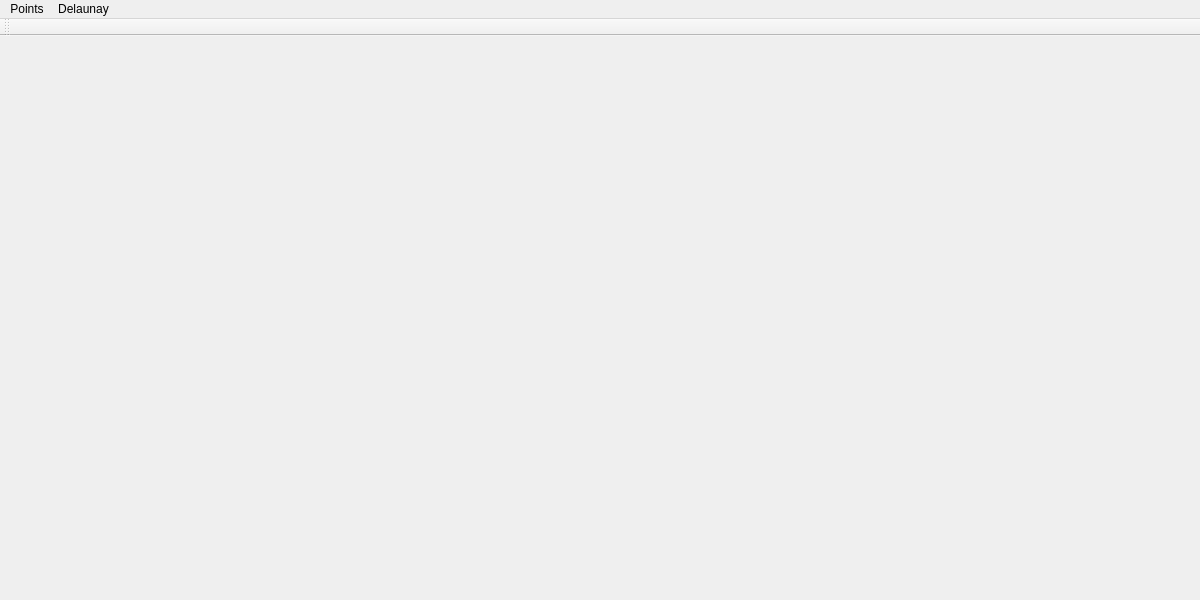
Before: the Qt Designer form mainwindow.ui in qiaone/delaunay, drawn with Qt 5.
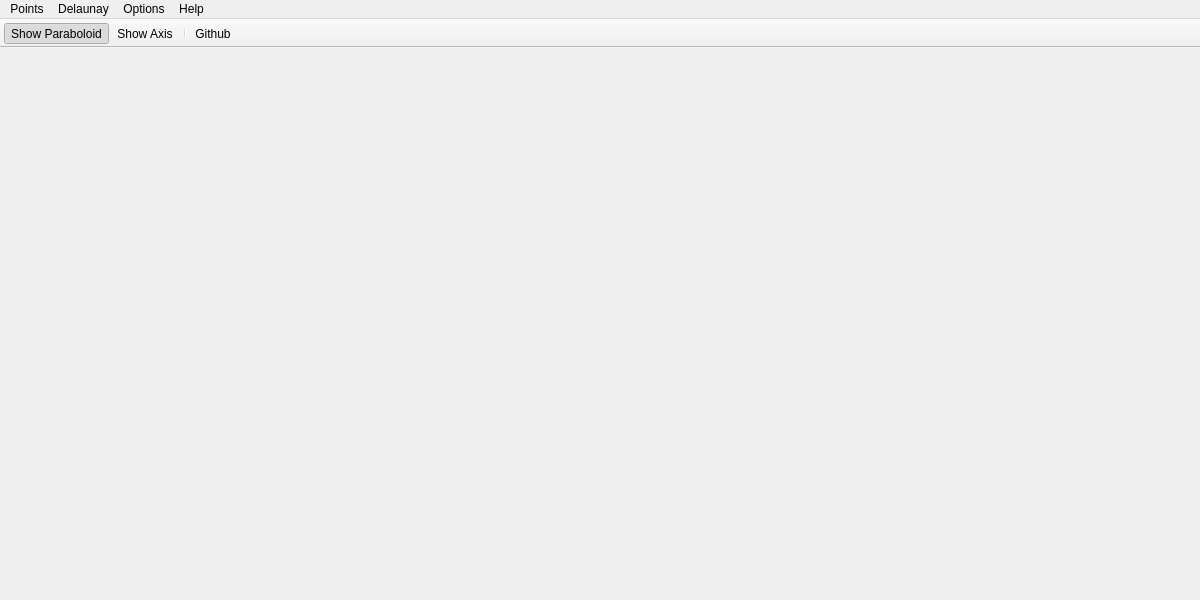
After: the same form once the commit is applied. Icons and pictures are not drawn. Custom widgets are drawn as their Qt base class.

```diff
--- a/mainwindow.ui
+++ b/mainwindow.ui
@@ -55,10 +55,29 @@
     <addaction name="separator"/>
     <addaction name="actionPerform"/>
    </widget>
+   <widget class="QMenu" name="menuOptions">
+    <property name="title">
+     <string>Options</string>
+    </property>
+    <addaction name="actionShow_Axis"/>
+    <addaction name="actionShow_Paraboloid"/>
+   </widget>
+   <widget class="QMenu" name="menuAbout">
+    <property name="title">
+     <string>Help</string>
+    </property>
+    <addaction name="actionGithub"/>
+    <addaction name="actionAbout"/>
+   </widget>
    <addaction name="menuPoints"/>
    <addaction name="menuViewer"/>
+   <addaction name="menuOptions"/>
+   <addaction name="menuAbout"/>
   </widget>
   <widget class="QToolBar" name="mainToolBar">
+   <property name="movable">
+    <bool>false</bool>
+   </property>
    <property name="iconSize">
     <size>
      <width>64</width>
@@ -71,6 +90,10 @@
    <attribute name="toolBarBreak">
     <bool>false</bool>
    </attribute>
+   <addaction name="actionShow_Paraboloid"/>
+   <addaction name="actionShow_Axis"/>
+   <addaction name="separator"/>
+   <addaction name="actionGithub"/>
   </widget>
   <action name="actionSelectManually">
    <property name="checkable">
@@ -101,6 +124,47 @@
     <string>Clear</string>
    </property>
   </action>
+  <action name="actionShow_Axis">
+   <property name="checkable">
+    <bool>true</bool>
+   </property>
+   <property name="icon">
+    <iconset resource="resource.qrc">
+     <normaloff>:/Img/axis.png</normaloff>:/Img/axis.png</iconset>
+   </property>
+   <property name="text">
+    <string>Show Axis</string>
+   </property>
+  </action>
+  <action name="actionShow_Paraboloid">
+   <property name="checkable">
+    <bool>true</bool>
+   </property>
+   <property name="checked">
+    <bool>true</bool>
+   </property>
+   <property name="icon">
+    <iconset resource="resource.qrc">
+     <normaloff>:/Img/paraboloid.png</normaloff>:/Img/paraboloid.png</iconset>
+   </property>
+   <property name="text">
+    <string>Show Paraboloid</string>
+   </property>
+  </action>
+  <action name="actionAbout">
+   <property name="text">
+    <string>About</string>
+   </property>
+  </action>
+  <action name="actionGithub">
+   <property name="icon">
+    <iconset resource="resource.qrc">
+     <normaloff>:/Img/github.png</normaloff>:/Img/github.png</iconset>
+   </property>
+   <property name="text">
+    <string>Github</string>
+   </property>
+  </action>
  </widget>
  <layoutdefault spacing="6" margin="11"/>
  <customwidgets>
```
Left out of the diff: 4 changed lines with no effect on the pictures.
